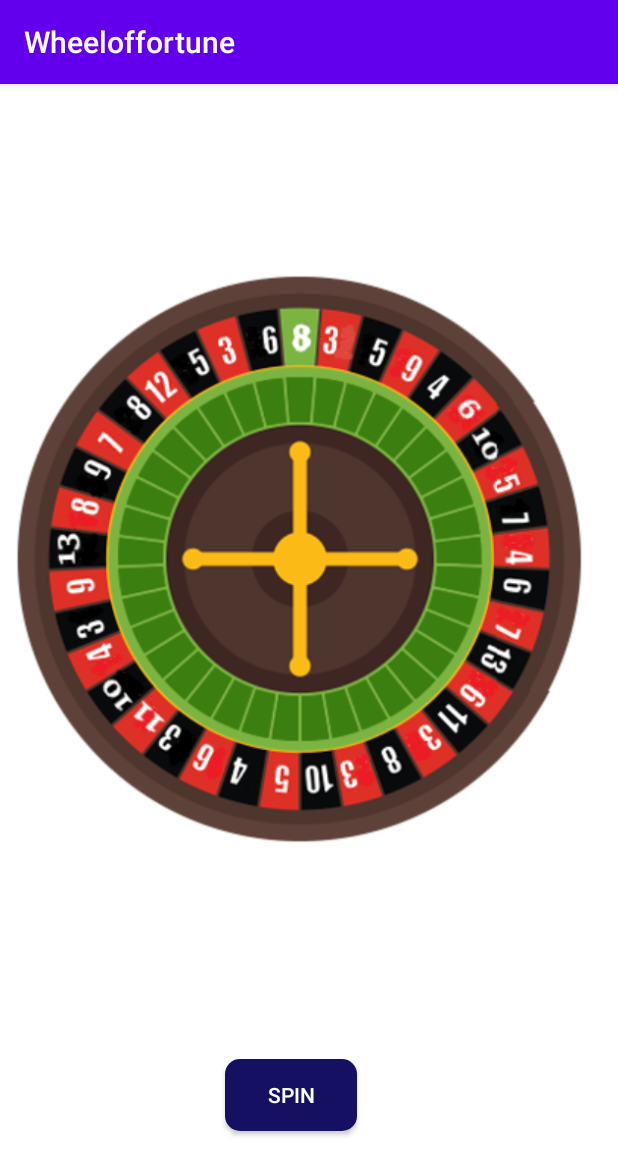
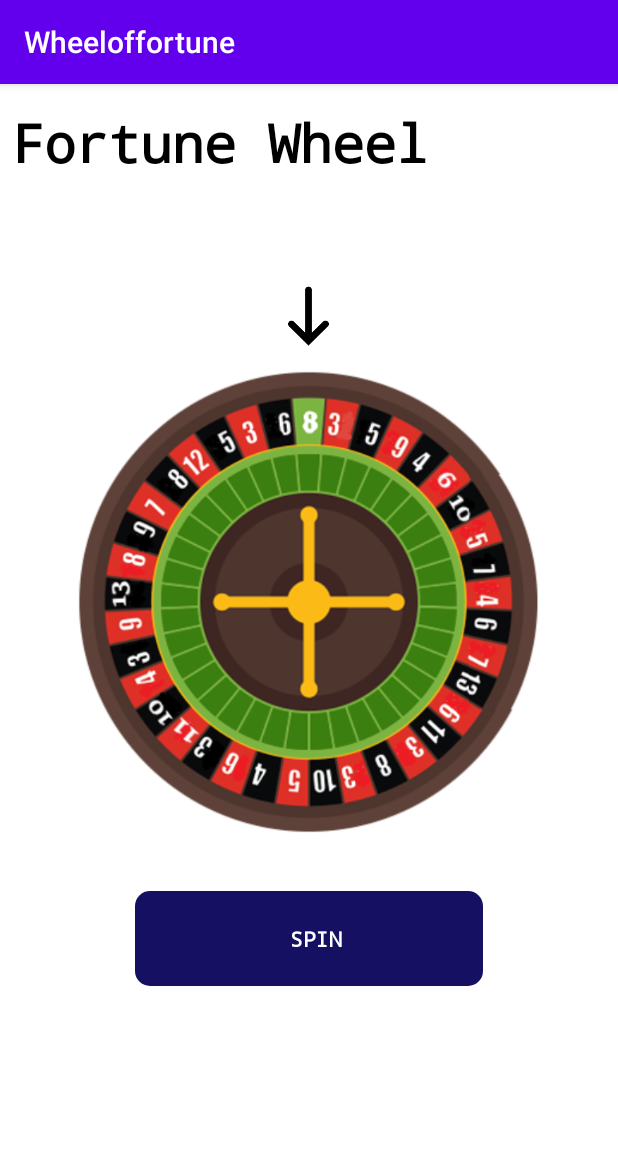
Before and after one commit to eshasoni/CinfySystems, an Android app: the screen it shows after launch (Wheeloffortune), after a tap on "SPIN", on a phone screen of 412 x 824 dp. Shown: the top 1175 px of the screen. Run offline under Robolectric (Android 15) with nearby library versions, the phone set to English and light mode, and no system bars.

Commit message:
second commit

```diff
--- a/wheeloffortune2/src/main/res/layout/activity_wheeloffortune.xml
+++ b/wheeloffortune2/src/main/res/layout/activity_wheeloffortune.xml
@@ -1,49 +1,90 @@
-<?xml version="1.0" encoding="utf-8"?>
-<RelativeLayout
-    xmlns:android="http://schemas.android.com/apk/res/android"
+<LinearLayout xmlns:android="http://schemas.android.com/apk/res/android"
     xmlns:app="http://schemas.android.com/apk/res-auto"
-    android:layout_height="match_parent"
+    xmlns:tools="http://schemas.android.com/tools"
     android:layout_width="match_parent"
-    android:background="#fff">
+    android:orientation="vertical"
+    android:background="#fff"
+    android:layout_height="match_parent">
+
+
+    <TextView
+        android:id="@+id/textView1"
+        android:layout_width="427dp"
+
+        android:layout_height="13dp"
+        android:layout_marginLeft="8dp"
+        android:layout_marginTop="15dp"
+        android:layout_marginBottom="10dp"
+        android:layout_weight="1"
+        android:fontFamily="monospace"
+        android:text="Fortune Wheel"
+        android:textColor="#000"
+
+        android:textSize="35dp"
+        android:textStyle="bold"
+        app:layout_constraintTop_toTopOf="parent" />
+
+    <LinearLayout
+        android:layout_width="match_parent"
+        android:layout_height="382dp"
+        android:orientation="vertical">
+
+        <ImageView
+            android:id="@+id/imageView1"
+            android:layout_width="87dp"
+            android:layout_height="35dp"
+            android:layout_weight="1"
+
+            android:layout_gravity="center_horizontal"
+
+
+            app:srcCompat="@drawable/arrow" />
+
+        <ImageView
+            android:id="@+id/wheel"
+            android:layout_width="match_parent"
+            android:layout_height="303dp"
+            android:layout_marginLeft="40dp"
+            android:layout_marginRight="40dp"
+
+            android:layout_weight="1"
+            app:srcCompat="@drawable/wheel" />
+    </LinearLayout>
+
+    <Button
+        android:id="@+id/spin"
+        android:layout_width="232dp"
+        android:layout_height="63dp"
+        android:layout_marginLeft="90dp"
+        android:layout_marginTop="30dp"
+        android:layout_marginRight="30dp"
+        android:layout_marginBottom="5dp"
+        android:background="@drawable/style2"
+
+        android:fontFamily="monospace"
+        android:paddingLeft="40dip"
+        android:paddingRight="30dip"
+        android:text="Spin"
+
+
+        android:textColor="#fff"
+        android:textStyle="bold" />
 
     <TextView
         android:id="@+id/text"
-        android:layout_width="281dp"
-        android:layout_height="76dp"
-        android:layout_marginTop="20dp"
+        android:layout_width="390dp"
+
+        android:layout_height="68dp"
+        android:layout_marginLeft="8dp"
+        android:layout_marginTop="5dp"
+        android:layout_marginBottom="0dp"
         android:layout_weight="1"
+        android:fontFamily="monospace"
+
+        android:textColor="#000"
+
         android:textSize="35dp"
         android:textStyle="bold"
+        app:layout_constraintTop_toTopOf="parent" />
 
-
-        android:layout_centerHorizontal="true"
-
-        android:layout_marginLeft="10dp"
-        android:layout_marginRight="50dp"
-        android:text="Wheel of fortune">
-
-    </TextView>
-
-    <Button
-        android:id="@+id/spin"
-        android:layout_width="wrap_content"
-        android:layout_height="wrap_content"
-        android:layout_marginTop="650dp"
-        android:layout_marginLeft="150dp"
-        android:layout_marginRight="150dp"
-        android:layout_marginBottom="20dp"
-        android:background="@drawable/style2"
-        android:textColor="#ffff"
-        android:text="Spin" />
-
-    <ImageView
-        android:id="@+id/wheel"
-        android:layout_width="400dp"
-        android:layout_height="453dp"
-        android:layout_alignParentTop="true"
-        android:layout_marginTop="90dp"
-        android:layout_marginBottom="200dp"
-        app:srcCompat="@drawable/wheel" />
-
-
-</RelativeLayout>
+</LinearLayout>
```
Also changed, not shown: wheeloffortune2/src/main/res/drawable-v24/arrow.png (added).
